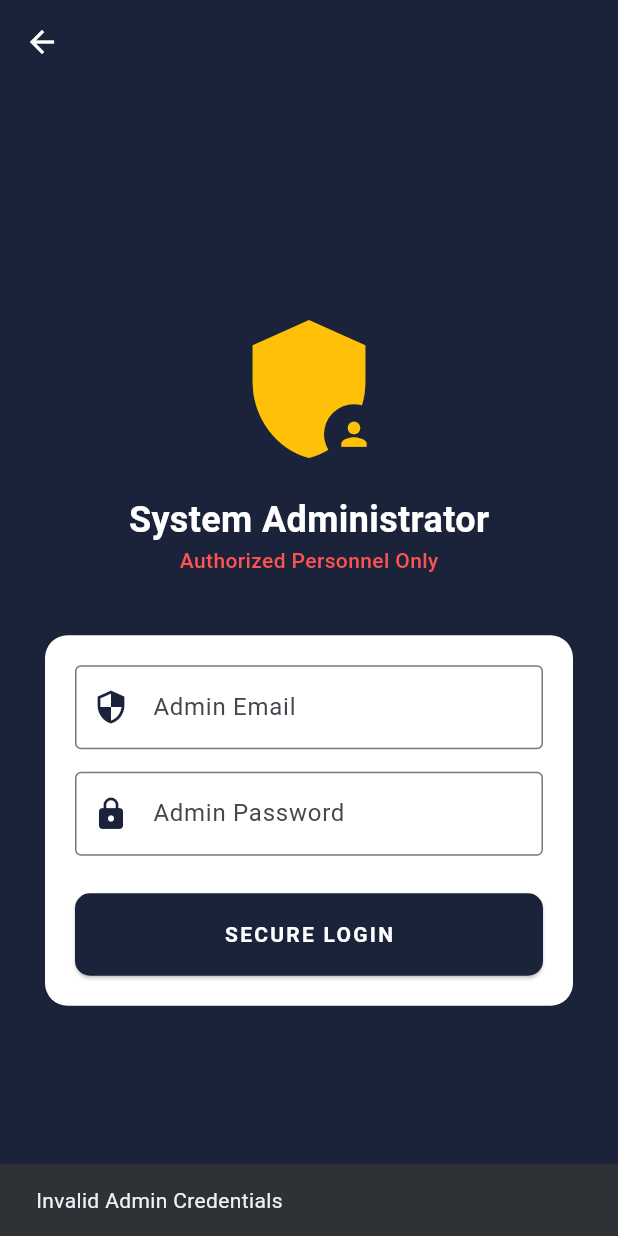
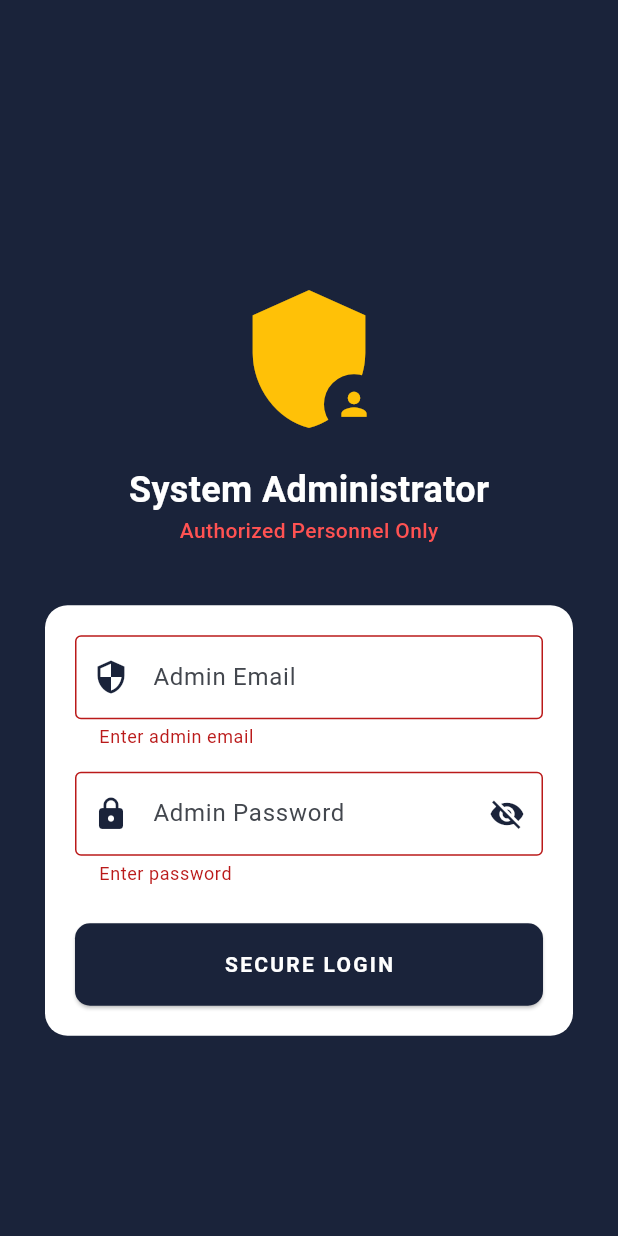
Before and after one commit to laibashamim189-dotcom/medicaree, a Flutter app: the AdminLoginScreen screen opened directly, after a tap on "SECURE LOGIN", on a phone screen of 412 x 824 dp. Run offline on Flutter 3.47's test engine with Material 3 defaults, Android fonts, the phone set to English and light mode, and no system bars; our stand-ins replace cloud_firestore, firebase_auth, firebase_core, firebase_messaging, flutter_local_notifications, flutter_slidable and 4 more; accounts and stored records are empty; generated files the repository leaves out were written again.

Commit message:
Update admin login screen: added secure validation and UI enhancements

```diff
--- a/lib/admin_login_screen.dart
+++ b/lib/admin_login_screen.dart
@@ -9,18 +9,29 @@ class AdminLoginScreen extends StatefulWidget {
 }
 
 class _AdminLoginScreenState extends State<AdminLoginScreen> {
+  final _formKey = GlobalKey<FormState>();
   final _emailController = TextEditingController();
   final _passwordController = TextEditingController();
+  bool _obscurePassword = true;
 
   void _login() {
-    if (_emailController.text == "admin@medicare.com" && _passwordController.text == "admin786") {
+    // Check if all fields are valid before proceeding
+    if (!_formKey.currentState!.validate()) return;
+
+    String email = _emailController.text.trim();
+    String password = _passwordController.text.trim();
+    // Admin Credentials Check
+    if (email == "admin@medicare.com" && password == "admin786") {
       Navigator.pushReplacement(
         context,
         MaterialPageRoute(builder: (context) => const AdminPanel()),
       );
     } else {
       ScaffoldMessenger.of(context).showSnackBar(
-        const SnackBar(content: Text("Invalid Admin Credentials")),
+        const SnackBar(
+          content: Text("Invalid Admin Credentials"),
+          backgroundColor: Colors.redAccent,
+        ),
       );
     }
   }
@@ -34,14 +45,13 @@ class _AdminLoginScreenState extends State<AdminLoginScreen> {
       appBar: AppBar(
         backgroundColor: Colors.transparent,
         elevation: 0,
-        leading: IconButton(
-          icon: const Icon(Icons.arrow_back, color: Colors.white),
-          onPressed: () => Navigator.pop(context),
-        ),
+        automaticallyImplyLeading: false, // Back button removed
       ),
       body: Center(
         child: SingleChildScrollView(
           padding: const EdgeInsets.symmetric(horizontal: 30),
+          child: Form(
+            key: _formKey,
             child: Column(
               mainAxisAlignment: MainAxisAlignment.center,
               children: [
@@ -74,23 +84,46 @@ class _AdminLoginScreenState extends State<AdminLoginScreen> {
                   ),
                   child: Column(
                     children: [
-                    TextField(
+                      TextFormField(
                         controller: _emailController,
+                        keyboardType: TextInputType.emailAddress,
                         decoration: const InputDecoration(
                           hintText: "Admin Email",
                           prefixIcon: Icon(Icons.security, color: darkBlue),
                           border: OutlineInputBorder(),
                         ),
+                        validator: (value) {
+                          if (value == null || value.isEmpty) return 'Enter admin email';
+                          final emailRegex = RegExp(r'^[^@]+@[^@]+\.[^@]+');
+                          if (!emailRegex.hasMatch(value)) return 'Enter valid email (@ and . required)';
+                          return null;
+                        },
                       ),
                       const SizedBox(height: 15),
-                    TextField(
+                      TextFormField(
                         controller: _passwordController,
-                      obscureText: true,
-                      decoration: const InputDecoration(
+                        obscureText: _obscurePassword,
+                        decoration: InputDecoration(
                           hintText: "Admin Password",
-                        prefixIcon: Icon(Icons.lock, color: darkBlue),
-                        border: OutlineInputBorder(),
+                          prefixIcon: const Icon(Icons.lock, color: darkBlue),
+                          border: const OutlineInputBorder(),
+                          suffixIcon: IconButton(
+                            icon: Icon(
+                              _obscurePassword ? Icons.visibility_off : Icons.visibility,
+                              color: darkBlue,
                             ),
+                            onPressed: () {
+                              setState(() {
+                                _obscurePassword = !_obscurePassword;
+                              });
+                            },
+                          ),
+                        ),
+                        validator: (value) {
+                          if (value == null || value.isEmpty) return 'Enter password';
+                          if (value.length < 8) return 'Password too short';
+                          return null;
+                        },
                       ),
                       const SizedBox(height: 25),
                       ElevatedButton(
@@ -112,6 +145,7 @@ class _AdminLoginScreenState extends State<AdminLoginScreen> {
             ),
           ),
         ),
+      ),
     );
   }
 }
```
Lines whose indentation alone changed are shown as unchanged.
